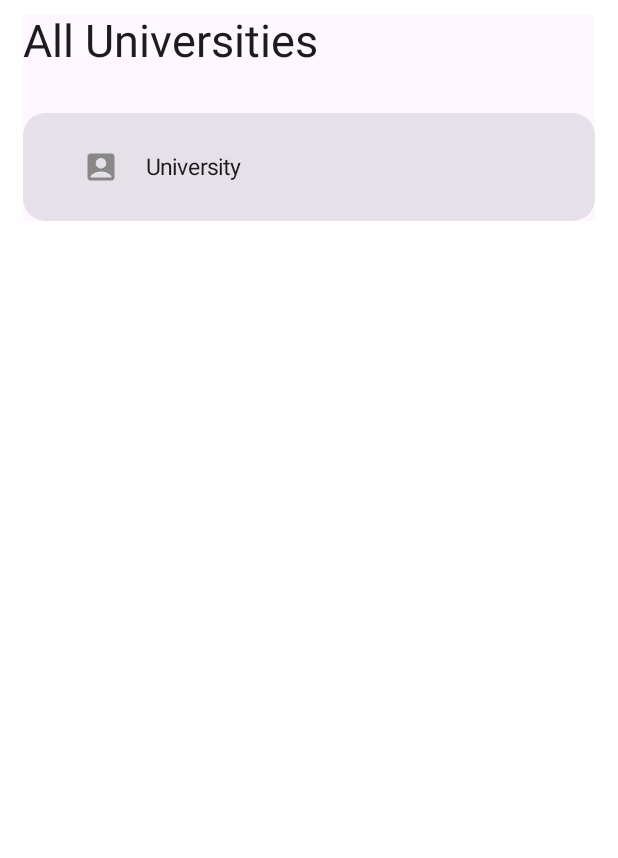
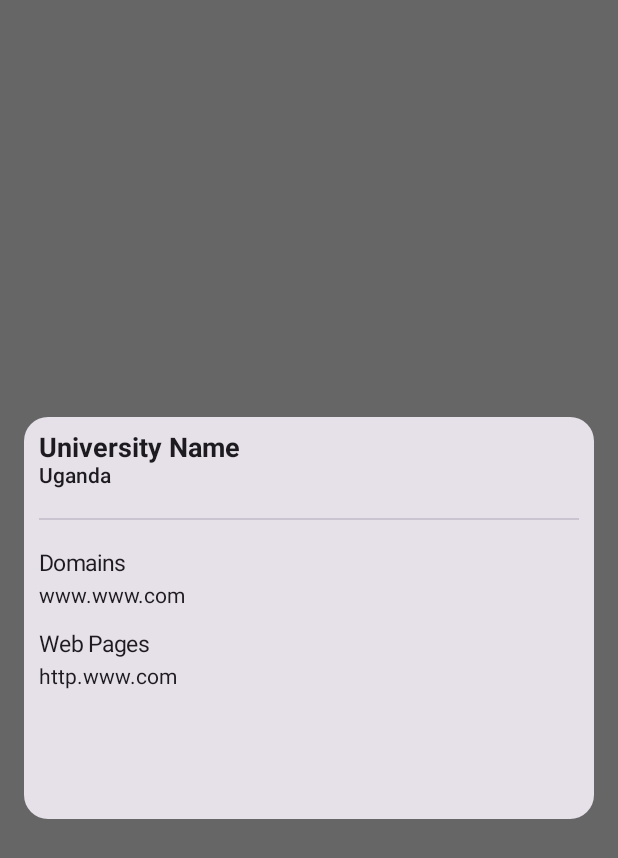
Before and after one commit to Matt-Murungi/streamline-interview, an Android app built with Jetpack Compose: the @Preview function GreetingPreview, on a phone screen of 412 x 824 dp. Shown: the top 858 px of the screen. Run offline under Robolectric (Android 15) with nearby library versions, the phone set to English and light mode, and no system bars.

Commit message:
code clean up

```diff
--- a/app/src/main/java/com/example/myapplication/MainActivity.kt
+++ b/app/src/main/java/com/example/myapplication/MainActivity.kt
@@ -28,7 +28,6 @@ class MainActivity : ComponentActivity() {
         super.onCreate(savedInstanceState)
         setContent {
             MyApplicationTheme {
-                // A surface container using the 'background' color from the theme
              AppNavigation()
             }
         }
--- a/app/src/main/java/com/example/myapplication/navigation/navigation.kt
+++ b/app/src/main/java/com/example/myapplication/navigation/navigation.kt
@@ -5,7 +5,7 @@ import androidx.hilt.navigation.compose.hiltViewModel
 import androidx.navigation.compose.NavHost
 import androidx.navigation.compose.composable
 import androidx.navigation.compose.rememberNavController
-import com.example.myapplication.AppViewModel
+import com.example.myapplication.ui.AppViewModel
 import com.example.myapplication.ui.screens.HomeScreen
 
 @Composable
--- a/app/src/main/java/com/example/myapplication/network/StreamlineAPI.kt
+++ b/app/src/main/java/com/example/myapplication/network/AppAPI.kt
@@ -5,9 +5,8 @@ import retrofit2.Response
 import retrofit2.http.GET
 import javax.inject.Singleton
 
-const val BASE_URL = "http://universities.hipolabs.com/search?country=Uganda"
 @Singleton
-interface StreamlineAPI{
+interface AppAPI{
     @GET("search?country=Uganda")
     suspend fun getUgandanUniversities():Response<UniversityModel>
 }
--- /dev/null
+++ b/app/src/main/java/com/example/myapplication/ui/screens/Home.kt
@@ -0,0 +1,145 @@
+package com.example.myapplication.ui.screens
+
+import androidx.compose.foundation.layout.Column
+import androidx.compose.foundation.layout.Spacer
+import androidx.compose.foundation.layout.fillMaxWidth
+import androidx.compose.foundation.layout.height
+import androidx.compose.foundation.layout.padding
+import androidx.compose.foundation.lazy.LazyColumn
+import androidx.compose.foundation.lazy.items
+import androidx.compose.foundation.shape.RoundedCornerShape
+import androidx.compose.material.icons.Icons
+import androidx.compose.material.icons.rounded.AccountBox
+import androidx.compose.material3.Card
+import androidx.compose.material3.CircularProgressIndicator
+import androidx.compose.material3.Divider
+import androidx.compose.material3.Surface
+import androidx.compose.material3.Text
+import androidx.compose.runtime.Composable
+import androidx.compose.runtime.collectAsState
+import androidx.compose.runtime.getValue
+import androidx.compose.runtime.mutableStateOf
+import androidx.compose.runtime.remember
+import androidx.compose.ui.Modifier
+import androidx.compose.ui.text.font.FontWeight
+import androidx.compose.ui.tooling.preview.Preview
+import androidx.compose.ui.unit.dp
+import androidx.compose.ui.unit.sp
+import androidx.compose.ui.window.Dialog
+import androidx.navigation.NavController
+import com.example.myapplication.ui.AppViewModel
+import com.example.myapplication.ui.components.ListTile
+import com.example.myapplication.ui.components.UniversityDialog
+
+@Composable
+fun HomeScreen(navController: NavController, viewModel: AppViewModel) {
+    val universities by viewModel.universities.collectAsState()
+    var isDialog = remember {
+        mutableStateOf(false)
+    }
+
+    Surface(modifier = Modifier.padding(horizontal = 20.dp, vertical = 10.dp)) {
+        Column {
+
+
+            Text(text = "All Universities", fontSize = 30.sp)
+            Spacer(modifier = Modifier.height(30.dp))
+
+            if (universities.isEmpty()) {
+                CircularProgressIndicator()
+            } else {
+                LazyColumn() {
+                    items(universities) { university ->
+                        ListTile(
+                            icon = Icons.Rounded.AccountBox,
+                            label = "${university.name}",
+                            onClick = {
+                                viewModel.setCurrentSelectedUniversity(university)
+                                isDialog.value = true
+
+                            })
+                        Spacer(modifier = Modifier.height(13.dp))
+                    }
+
+                }
+            }
+
+            if (isDialog.value) {
+                UniversityDialog(
+                    university = viewModel.getCurrentSelectedUniversity(),
+                    onDismissRequest = {
+                        isDialog.value = false
+
+                    })
+            } else {
+
+            }
+
+
+        }
+    }
+
+
+}
+
+
+@Preview(showBackground = true, showSystemUi = true)
+@Composable
+fun GreetingPreview() {
+    Surface(modifier = Modifier.padding(horizontal = 15.dp, vertical = 10.dp)) {
+        Dialog(onDismissRequest = { }) {
+            Card(
+                modifier = Modifier
+                    .fillMaxWidth()
+                    .height(300.dp)
+                    .padding(16.dp),
+                shape = RoundedCornerShape(16.dp),
+            ) {
+                Column(modifier = Modifier.padding(10.dp)) {
+                    Text(
+                        text = "University Name",
+                        fontSize = 18.sp,
+                        fontWeight = FontWeight.Bold
+                    )
+                    Text(
+                        text = "Uganda",
+                        modifier = Modifier,
+                        fontWeight = FontWeight.SemiBold
+                    )
+                    Spacer(modifier = Modifier.height(20.dp))
+
+                    Divider()
+                    Spacer(modifier = Modifier.height(20.dp))
+                    Text(
+                        text = "Domains",
+                        modifier = Modifier,
+                        fontWeight = FontWeight.W400,
+                        fontSize = 15.sp,
+
+                        )
+                    Spacer(modifier = Modifier.height(5.dp))
+
+                    Text(
+                        text = "www.www.com",
+                        modifier = Modifier
+                    )
+                    Spacer(modifier = Modifier.height(15.dp))
+
+                    Text(
+                        text = "Web Pages",
+                        modifier = Modifier,
+                        fontWeight = FontWeight.W400,
+                        fontSize = 15.sp,
+                    )
+                    Spacer(modifier = Modifier.height(5.dp))
+
+                    Text(
+                        text = "http.www.com",
+                        modifier = Modifier
+                    )
+                }
+            }
+        }
+    }
+
+}
--- a/app/src/main/java/com/example/myapplication/ui/screens/HomeScreen.kt
+++ /dev/null
@@ -1,82 +0,0 @@
-package com.example.myapplication.ui.screens
-
-import androidx.compose.foundation.clickable
-import androidx.compose.foundation.layout.Arrangement
-import androidx.compose.foundation.layout.Box
-import androidx.compose.foundation.layout.Column
-import androidx.compose.foundation.layout.Row
-import androidx.compose.foundation.layout.Spacer
-import androidx.compose.foundation.layout.fillMaxWidth
-import androidx.compose.foundation.layout.height
-import androidx.compose.foundation.layout.padding
-import androidx.compose.foundation.layout.size
-import androidx.compose.foundation.layout.width
-import androidx.compose.foundation.lazy.LazyColumn
-import androidx.compose.foundation.lazy.items
-import androidx.compose.foundation.shape.RoundedCornerShape
-import androidx.compose.material.icons.Icons
-import androidx.compose.material.icons.rounded.AccountBox
-import androidx.compose.material3.Button
-import androidx.compose.material3.Card
-import androidx.compose.material3.CircularProgressIndicator
-import androidx.compose.material3.Icon
-import androidx.compose.material3.Surface
-import androidx.compose.material3.Text
-import androidx.compose.runtime.Composable
-import androidx.compose.runtime.collectAsState
-import androidx.compose.runtime.getValue
-import androidx.compose.ui.Alignment
-import androidx.compose.ui.Modifier
-import androidx.compose.ui.graphics.vector.ImageVector
-import androidx.compose.ui.text.TextStyle
-import androidx.compose.ui.tooling.preview.Preview
-import androidx.compose.ui.unit.dp
-import androidx.compose.ui.unit.sp
-import androidx.navigation.NavController
-import com.example.myapplication.AppViewModel
-import com.example.myapplication.ui.components.ListTile
-
-@Composable
-fun HomeScreen(navController: NavController, appViewModel: AppViewModel) {
-    val universities by appViewModel.universities.collectAsState()
-    Surface(modifier = Modifier.padding(horizontal = 20.dp, vertical = 10.dp)) {
-        Column {
-
-
-            Text(text = "All Universities", fontSize = 30.sp)
-            Spacer(modifier = Modifier.height(30.dp))
-
-            if(universities.size==0){
-                CircularProgressIndicator()
-            }else{
-                LazyColumn(){
-                    items(universities){
-                            university ->  ListTile(icon = Icons.Rounded.AccountBox, label = "${university.name}") {
-                    }
-                        Spacer(modifier = Modifier.height(13.dp))
-                    }
-
-                }            }
-
-
-        }
-    }
-}
-
-@Preview(showBackground = true, showSystemUi = true)
-@Composable
-fun GreetingPreview() {
-    Surface(modifier = Modifier.padding(horizontal = 15.dp, vertical = 10.dp)) {
-        Column {
-
-
-            Text(text = "All Universities", fontSize = 30.sp)
-Spacer(modifier = Modifier.height(30.dp))
-                ListTile(icon = Icons.Rounded.AccountBox, label = "University") {
-
-            }
-
-        }
-    }
-
-}
```
Also changed, not shown: app/src/main/java/com/example/myapplication/dataOrException/DataOrExceptions.kt (added, +7 -0 lines), app/src/main/java/com/example/myapplication/di/AppModule.kt (+8 -24 lines), app/src/main/java/com/example/myapplication/repository/repository.kt (renamed from app/src/main/java/com/example/myapplication/repository.kt, +8 -8 lines), app/src/main/java/com/example/myapplication/ui/AppViewModel.kt (renamed from app/src/main/java/com/example/myapplication/AppViewModel.kt, +14 -4 lines), app/src/main/java/com/example/myapplication/ui/components/Dialog.kt (added, +74 -0 lines), app/src/main/java/com/example/myapplication/ui/screens/University.kt (added, +14 -0 lines), app/src/main/java/com/example/myapplication/utils/DataOrExceptions.kt (deleted, +0 -9 lines).
